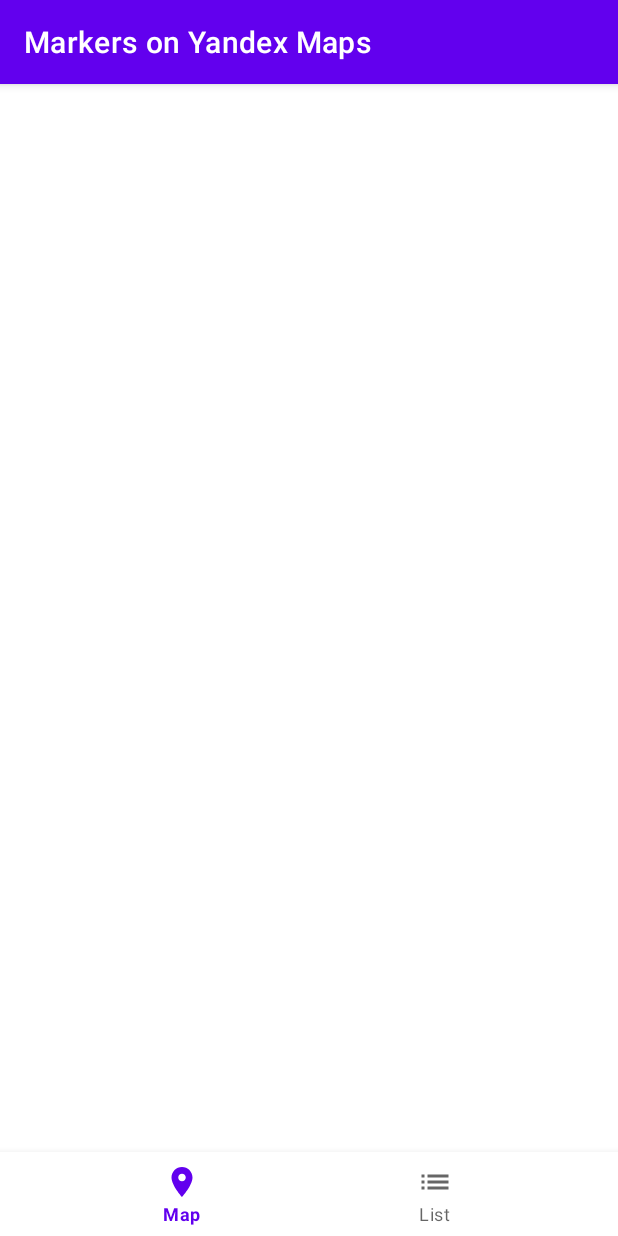
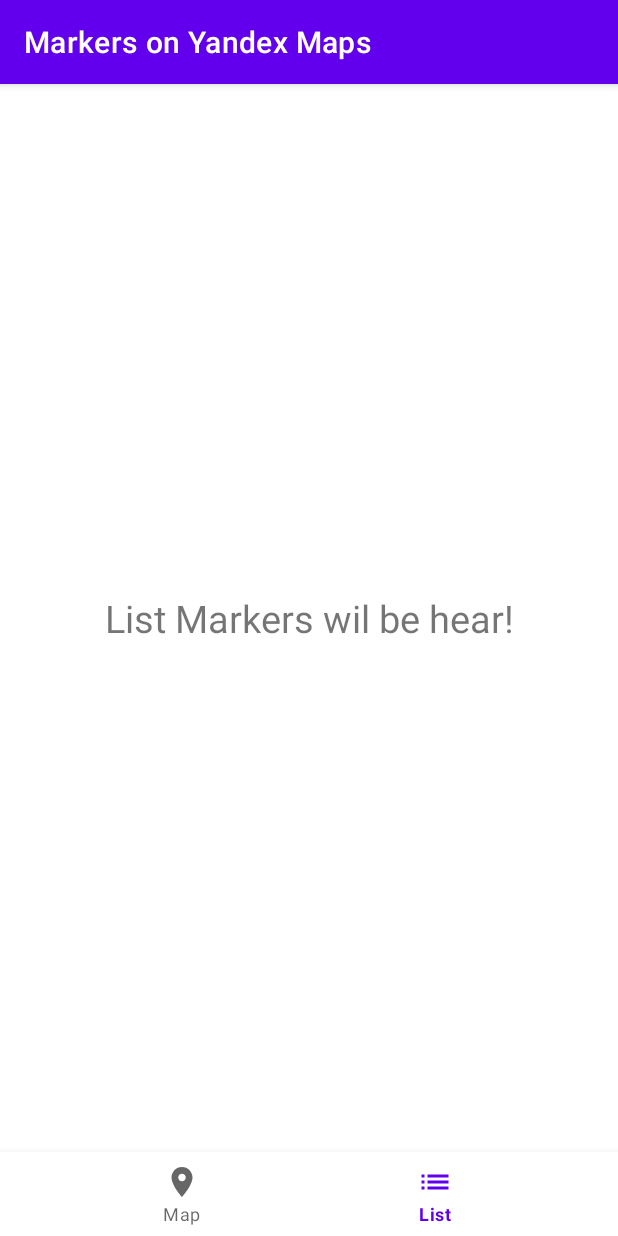
Before and after one commit to NikitaZar/Markers-on-Yandex-Maps, an Android app: the ListFragment screen opened through its navigation route, on a phone screen of 412 x 824 dp. Run offline under Robolectric (Android 15) with nearby library versions, the phone set to English and light mode, and no system bars; our stand-ins replace Dagger/Hilt's generated code, navigation-ui; libraries missing offline, so code that uses them is left out: com.yandex.mapkit, com.yandex.runtime; 13 statements that could not run were skipped.

Commit message:
Bottom navigation ok

```diff
--- a/app/src/main/java/ru/maps/markersonyandexmaps/ui/AppActivity.kt
+++ b/app/src/main/java/ru/maps/markersonyandexmaps/ui/AppActivity.kt
@@ -3,8 +3,12 @@ package ru.maps.markersonyandexmaps.ui
 import android.os.Bundle
 import android.util.Log
 import androidx.appcompat.app.AppCompatActivity
+import androidx.fragment.app.Fragment
 import androidx.navigation.NavOptions
 import androidx.navigation.findNavController
+import androidx.navigation.fragment.NavHostFragment
+import androidx.navigation.ui.setupWithNavController
+import com.google.android.material.bottomnavigation.BottomNavigationView
 import dagger.hilt.android.AndroidEntryPoint
 import ru.maps.markersonyandexmaps.R
 import ru.maps.markersonyandexmaps.databinding.ActivityAppBinding
@@ -14,23 +18,14 @@ class AppActivity : AppCompatActivity(R.layout.activity_app) {
 
     override fun onCreate(savedInstanceState: Bundle?) {
         super.onCreate(savedInstanceState)
+        setupBottomNavigation()
+    }
 
-        val binding = ActivityAppBinding.inflate(layoutInflater)
-
-        binding.bottomNavigation.setOnItemReselectedListener { item ->
-            Log.i("navigate", "${item.itemId}")
-            val fragmentId = when (item.itemId) {
-                R.id.page_list -> R.id.listFragment
-                R.id.page_map -> R.id.mapFragment
-                else -> null
-            }
-            fragmentId?.let {
-                findNavController(R.id.nav_host_fragment).navigate(
-                    it,
-                    null,
-                    NavOptions.Builder().setLaunchSingleTop(true).build()
-                )
-            }
-        }
+    private fun setupBottomNavigation() {
+        val navHostFragment =
+            supportFragmentManager.findFragmentById(R.id.nav_host_fragment) as NavHostFragment
+        val navController = navHostFragment.navController
+        findViewById<BottomNavigationView>(R.id.bottom_navigation)
+            .setupWithNavController(navController)
     }
 }
--- a/app/src/main/res/layout/fragment_list.xml
+++ b/app/src/main/res/layout/fragment_list.xml
@@ -5,4 +5,11 @@
     android:layout_height="match_parent"
     tools:context=".ui.ListFragment">
 
+    <TextView
+        android:layout_width="match_parent"
+        android:layout_height="wrap_content"
+        android:layout_gravity="center"
+        android:gravity="center"
+        android:textSize="25sp"
+        android:text="List Markers wil be hear!" />
 </FrameLayout>
--- a/app/src/main/res/menu/bottom_navigation_menu.xml
+++ b/app/src/main/res/menu/bottom_navigation_menu.xml
@@ -1,12 +1,12 @@
 <?xml version="1.0" encoding="utf-8"?>
 <menu xmlns:android="http://schemas.android.com/apk/res/android">
     <item
-        android:id="@+id/page_map"
+        android:id="@+id/mapFragment"
         android:enabled="true"
         android:icon="@drawable/ic_baseline_location_on_24"
         android:title="@string/map" />
     <item
-        android:id="@+id/page_list"
+        android:id="@+id/listFragment"
         android:enabled="true"
         android:icon="@drawable/ic_baseline_list_24"
         android:title="@string/list" />
```
